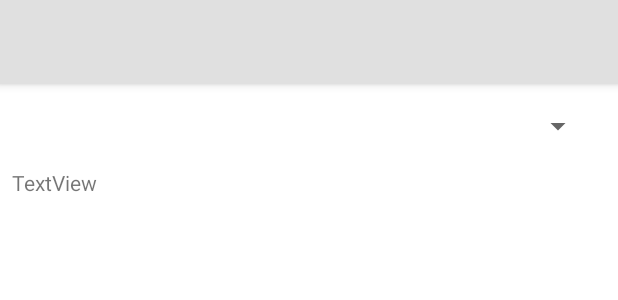
After one commit to Te-Z/demeter, an Android app: the layout fragment_add_laundry.xml on its own in the app's theme, with its tools: preview values and no code run, on a phone screen of 412 x 824 dp. The commit adds this screen. Shown: the top 300 px of the screen. Run offline under Robolectric (Android 15) with nearby library versions, the phone set to English and light mode, and no system bars.

Commit message:
First dialogFragment added

```diff
--- a/app/src/main/java/app/tez/demeter/services/DonationsAdapter.kt
+++ b/app/src/main/java/app/tez/demeter/services/recyclerview/DonationsAdapter.kt
@@ -1,11 +1,10 @@
-package app.tez.demeter.services
+package app.tez.demeter.services.recyclerview
 
 import android.support.v7.widget.RecyclerView
 import android.view.LayoutInflater
 import android.view.ViewGroup
 import app.tez.demeter.R
 import app.tez.demeter.models.DonationItem
-import kotlinx.android.synthetic.main.donation_item.view.*
 
 /**
  * Created by Terence Zafindratafa on 17/09/2018
--- a/app/src/main/java/app/tez/demeter/services/DonationsViewHolder.kt
+++ b/app/src/main/java/app/tez/demeter/services/recyclerview/DonationsViewHolder.kt
@@ -1,4 +1,4 @@
-package app.tez.demeter.services
+package app.tez.demeter.services.recyclerview
 
 import android.support.v7.widget.RecyclerView
 import android.view.View
--- a/app/src/main/java/app/tez/demeter/services/SimpleServicesAdapter.kt
+++ b/app/src/main/java/app/tez/demeter/services/recyclerview/SimpleServicesAdapter.kt
@@ -1,4 +1,4 @@
-package app.tez.demeter.services
+package app.tez.demeter.services.recyclerview
 
 import android.support.v7.widget.RecyclerView
 import android.view.LayoutInflater
--- a/app/src/main/java/app/tez/demeter/services/SimpleServicesViewHolder.kt
+++ b/app/src/main/java/app/tez/demeter/services/recyclerview/SimpleServicesViewHolder.kt
@@ -1,4 +1,4 @@
-package app.tez.demeter.services
+package app.tez.demeter.services.recyclerview
 
 import android.support.v7.widget.RecyclerView
 import android.view.View
--- /dev/null
+++ b/app/src/main/res/layout/fragment_add_laundry.xml
@@ -0,0 +1,48 @@
+<?xml version="1.0" encoding="utf-8"?>
+<android.support.constraint.ConstraintLayout xmlns:android="http://schemas.android.com/apk/res/android"
+    xmlns:app="http://schemas.android.com/apk/res-auto"
+    xmlns:tools="http://schemas.android.com/tools"
+    android:id="@+id/frameLayout2"
+    android:layout_width="match_parent"
+    android:layout_height="match_parent"
+    tools:context=".services.AddLaundryFragment">
+
+    <android.support.design.widget.AppBarLayout
+        android:id="@+id/appBarLayout"
+        android:layout_width="0dp"
+        android:layout_height="wrap_content"
+        app:layout_constraintEnd_toEndOf="parent"
+        app:layout_constraintStart_toStartOf="parent"
+        app:layout_constraintTop_toTopOf="parent">
+
+        <android.support.v7.widget.Toolbar
+            android:id="@+id/toolbar"
+            style="@style/Widget.Demeter.Toolbar"
+            android:layout_width="match_parent"
+            android:layout_height="?attr/actionBarSize"
+            android:background="?attr/colorPrimary" />
+    </android.support.design.widget.AppBarLayout>
+
+    <Spinner
+        android:id="@+id/spinner"
+        android:layout_width="0dp"
+        android:layout_height="wrap_content"
+        android:layout_marginEnd="16dp"
+        android:layout_marginStart="16dp"
+        android:layout_marginTop="16dp"
+        app:layout_constraintEnd_toEndOf="parent"
+        app:layout_constraintStart_toStartOf="parent"
+        app:layout_constraintTop_toBottomOf="@+id/appBarLayout" />
+
+    <TextView
+        android:id="@+id/textView"
+        android:layout_width="wrap_content"
+        android:layout_height="wrap_content"
+        android:layout_marginStart="8dp"
+        android:layout_marginTop="16dp"
+        android:text="TextView"
+        app:layout_constraintStart_toStartOf="parent"
+        app:layout_constraintTop_toBottomOf="@+id/spinner" />
+
+
+</android.support.constraint.ConstraintLayout>
--- a/app/src/main/res/values/styles.xml
+++ b/app/src/main/res/values/styles.xml
@@ -28,4 +28,9 @@
         <item name="backgroundTint">?attr/colorControlActivated</item>
     </style>
 
+    <style name="DialogAnimation">
+        <item name="android:windowEnterAnimation">@anim/slide_in_from_left</item>
+        <item name="android:windowExitAnimation">@anim/slide_out_to_right</item>
+    </style>
+
 </resources>
```
Also changed, not shown: app/src/main/java/app/tez/demeter/services/AddLaundryFragment.kt (added, +30 -0 lines), app/src/main/java/app/tez/demeter/services/ServicesFragment.kt (+18 -1 lines), app/src/main/res/anim/slide_in_from_left.xml (added, +12 -0 lines), app/src/main/res/anim/slide_out_to_right.xml (added, +13 -0 lines).
